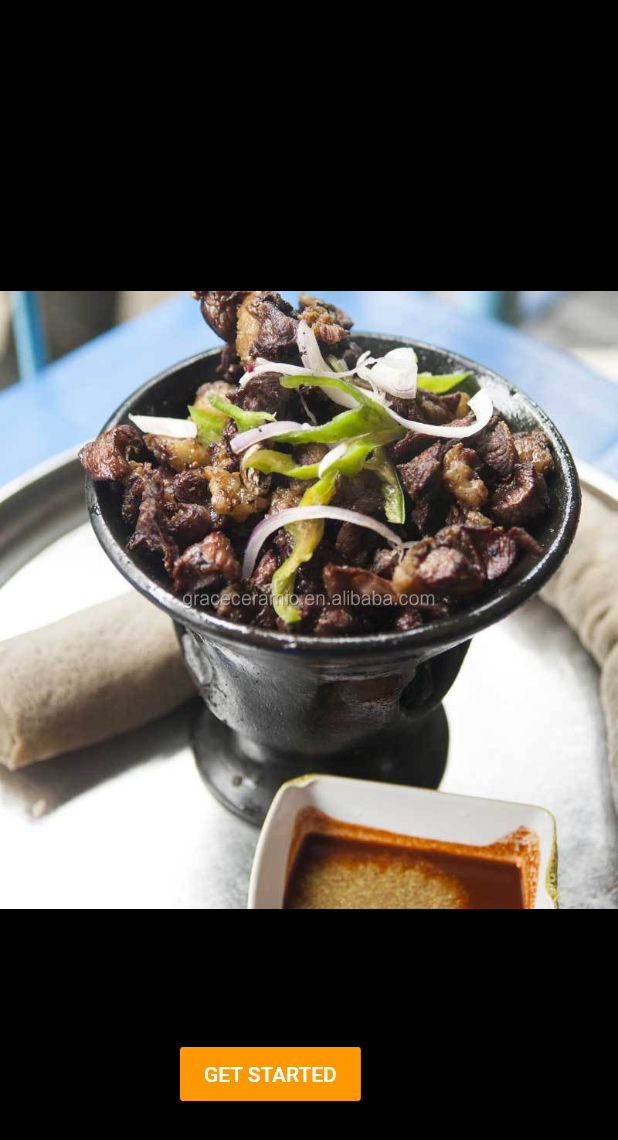
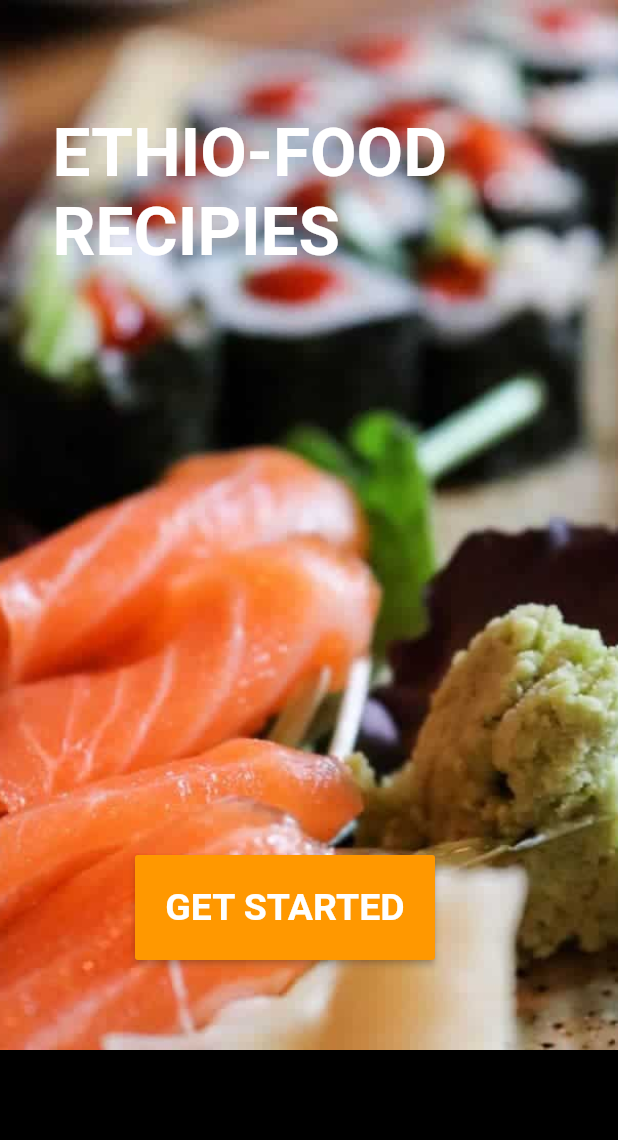
Before and after one commit to Bethelhem6/ethiopian-food-recipe-app, a Flutter app: the SplashScreen screen opened directly, on a phone screen of 412 x 824 dp. Shown: the top 1140 px of the screen. Run offline on Flutter 3.47's test engine with Material 2 defaults, Android fonts, the phone set to English and light mode, and no system bars; our stand-ins replace carousel_slider, smooth_page_indicator.

Commit message:
search and splash commit

```diff
--- a/lib/detail_screen.dart
+++ b/lib/detail_screen.dart
@@ -1,6 +1,5 @@
 import 'package:flutter/material.dart';
-import 'package:flutter/src/foundation/key.dart';
-import 'package:flutter/src/widgets/framework.dart';
+
 import 'package:food_recipe_app/model/allfoods.dart';
 
 class Details extends StatelessWidget {
--- a/lib/dishes/all_dishes.dart
+++ b/lib/dishes/all_dishes.dart
@@ -1,9 +1,6 @@
-import 'package:flutter/cupertino.dart';
 import 'package:flutter/material.dart';
-import 'package:flutter/src/foundation/key.dart';
-import 'package:flutter/src/widgets/framework.dart';
+
 import 'package:food_recipe_app/detail_screen.dart';
-import 'package:food_recipe_app/main.dart';
 import 'package:food_recipe_app/model/allfoods.dart';
 
 class AllDishes extends StatelessWidget {
--- a/lib/dishes/breakfast.dart
+++ b/lib/dishes/breakfast.dart
@@ -1,9 +1,5 @@
-import 'package:flutter/cupertino.dart';
 import 'package:flutter/material.dart';
-import 'package:flutter/src/foundation/key.dart';
-import 'package:flutter/src/widgets/framework.dart';
 import 'package:food_recipe_app/detail_screen.dart';
-import 'package:food_recipe_app/main.dart';
 import 'package:food_recipe_app/model/allfoods.dart';
 
 class BreakfastDishes extends StatelessWidget {
--- a/lib/dishes/lunch.dart
+++ b/lib/dishes/lunch.dart
@@ -1,9 +1,5 @@
-import 'package:flutter/cupertino.dart';
 import 'package:flutter/material.dart';
-import 'package:flutter/src/foundation/key.dart';
-import 'package:flutter/src/widgets/framework.dart';
 import 'package:food_recipe_app/detail_screen.dart';
-import 'package:food_recipe_app/main.dart';
 import 'package:food_recipe_app/model/allfoods.dart';
 
 class LunchDishes extends StatelessWidget {
--- a/lib/main.dart
+++ b/lib/main.dart
@@ -1,5 +1,4 @@
 import 'package:flutter/material.dart';
-import 'package:food_recipe_app/home.dart';
 import 'package:food_recipe_app/splash.dart';
 
 void main() {
@@ -14,7 +13,7 @@ class MyApp extends StatelessWidget {
     return MaterialApp(
       debugShowCheckedModeBanner: false,
       theme: ThemeData(primarySwatch: Colors.amber),
-      home: HomeScreen(),
+      home: SplashScreen(),
     );
   }
 }
--- a/lib/splash.dart
+++ b/lib/splash.dart
@@ -1,6 +1,5 @@
 import 'package:flutter/material.dart';
-import 'package:flutter/src/foundation/key.dart';
-import 'package:flutter/src/widgets/framework.dart';
+import 'package:food_recipe_app/home.dart';
 
 class SplashScreen extends StatelessWidget {
   const SplashScreen({Key? key}) : super(key: key);
@@ -13,24 +12,52 @@ class SplashScreen extends StatelessWidget {
         child: Stack(
           children: [
             Container(
-              height: 800,
+              height: 700,
               decoration: const BoxDecoration(
                 color: Colors.black,
                 image: DecorationImage(
-                  image: AssetImage("assets/tips.jpg"),
-                  fit: BoxFit.contain,
+                  image: AssetImage("assets/sp.jpg"),
+                  fit: BoxFit.cover,
+                ),
+              ),
+            ),
+            Positioned(
+              left: 20,
+              top: 60,
+              right: 20,
+              child: Padding(
+                padding: const EdgeInsets.all(15.0),
+                child: Text(
+                  "ETHIO-FOOD RECIPIES",
+                  style: TextStyle(
+                    color: Colors.white,
+                    fontWeight: FontWeight.bold,
+                    fontSize: 45,
+                  ),
                 ),
               ),
             ),
             Positioned(
               bottom: 60,
-              left: 120,
+              left: 90,
               child: MaterialButton(
-                onPressed: () {},
+                minWidth: 200,
+                height: 70,
+                onPressed: () {
+                  Navigator.push(
+                    context,
+                    MaterialPageRoute(
+                      builder: ((context) => HomeScreen()),
+                    ),
+                  );
+                },
                 color: Colors.orange,
                 child: Text(
                   "GET STARTED",
-                  style: TextStyle(color: Colors.white),
+                  style: TextStyle(
+                      color: Colors.white,
+                      fontWeight: FontWeight.bold,
+                      fontSize: 25),
                 ),
               ),
             )
```
Also changed, not shown: lib/home.dart (+32 -29 lines), lib/search_screen.dart (added, +109 -0 lines), assets/sp.jpg (added), 5 other files.
